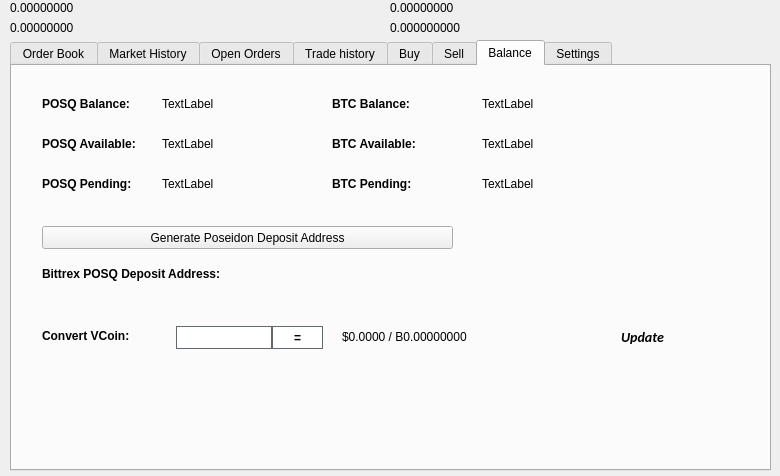
This is src/qt/forms/tradingdialog.ui in poseidondev/posq as Qt 5 draws it before an edit. The edited form follows.
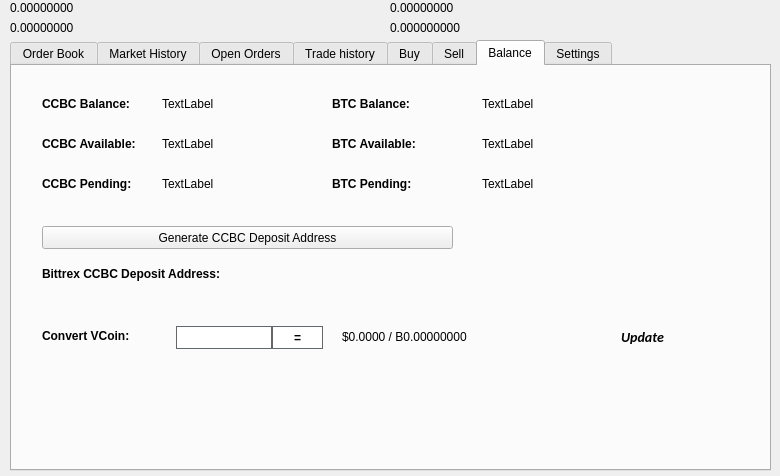
This is the edited form. The open tabs and pages were chosen to show the change. Icons and pictures are not drawn.

Patch:
```diff
--- a/src/qt/forms/tradingdialog.ui
+++ b/src/qt/forms/tradingdialog.ui
@@ -2762,7 +2762,7 @@
       </font>
      </property>
      <property name="text">
-      <string>POSQ Balance:</string>
+      <string>CCBC Balance:</string>
      </property>
     </widget>
     <widget class="QLabel" name="label_12">
@@ -2813,7 +2813,7 @@
       </font>
      </property>
      <property name="text">
-      <string>POSQ Available:</string>
+      <string>CCBC Available:</string>
      </property>
     </widget>
     <widget class="QLabel" name="label_14">
@@ -2832,7 +2832,7 @@
       </font>
      </property>
      <property name="text">
-      <string>POSQ Pending:</string>
+      <string>CCBC Pending:</string>
      </property>
     </widget>
     <widget class="QLabel" name="POSQPendingLabel">
@@ -2928,7 +2928,7 @@
       </font>
      </property>
      <property name="text">
-      <string>Bittrex POSQ Deposit Address:</string>
+      <string>Bittrex CCBC Deposit Address:</string>
      </property>
     </widget>
     <widget class="QPushButton" name="GenDepositBTN">
@@ -2941,7 +2941,7 @@
       </rect>
      </property>
      <property name="text">
-      <string>Generate Poseidon Deposit Address</string>
+      <string>Generate CCBC Deposit Address</string>
      </property>
      <property name="icon">
       <iconset resource="../poseidon.qrc">
```
Left out of the diff: 46 changed lines with no effect on the pictures.
